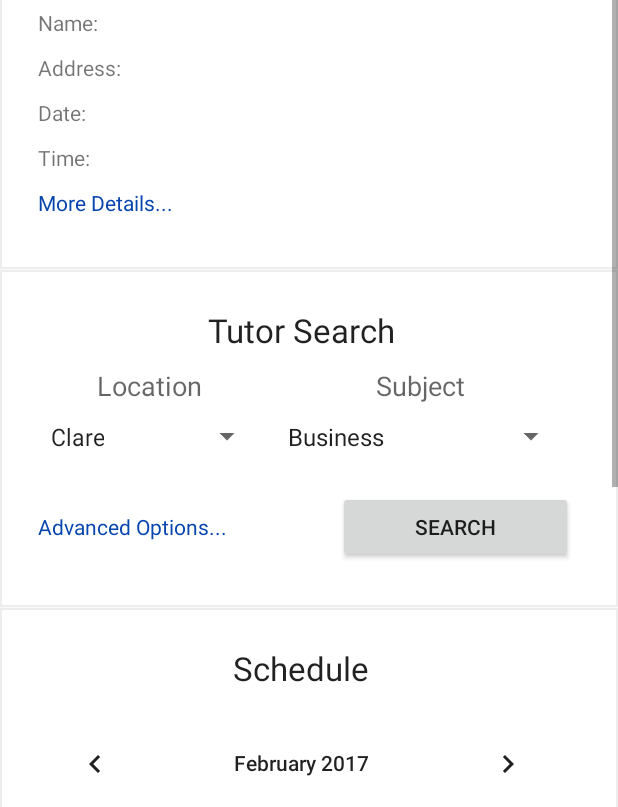
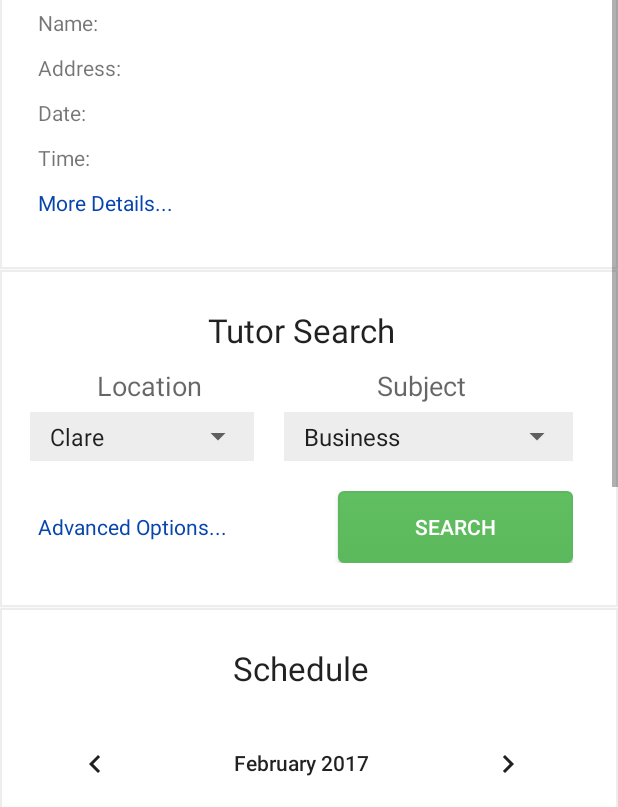
Before and after one commit to gerrity95/Grinds_App, an Android app: the Homescreen screen opened directly, with no data from a screen before it, on a phone screen of 412 x 824 dp, the part 429-1236 px from its top. Run offline under Robolectric (Android 15) with nearby library versions, the phone set to English and light mode, and no system bars; our stand-ins replace ButterKnife.

Commit message:
Updated the Spinners, and layout of advanced search

```diff
--- a/app/src/main/res/layout/activity_advanced_search.xml
+++ b/app/src/main/res/layout/activity_advanced_search.xml
@@ -115,7 +115,8 @@
                     android:paddingTop="5dp"
                     android:paddingBottom="10dp"
                     android:paddingLeft="15dp"
-                    android:textSize="20sp" />
+                    android:textSize="20sp"
+                    android:gravity="center_vertical" />
 
             </LinearLayout>
 
--- a/app/src/main/res/layout/activity_homescreen.xml
+++ b/app/src/main/res/layout/activity_homescreen.xml
@@ -172,8 +172,15 @@
                         android:text="@string/loc_spinner_title"
                         android:id="@+id/LocationSearchHeading"
                         android:textAlignment="center"
-                        android:layout_marginBottom="5dp" />
+                        android:layout_marginBottom="5dp"
+                        />
 
+
+                    <RelativeLayout
+                        android:layout_width="match_parent"
+                        android:layout_height="wrap_content"
+                        android:background="#ededed"
+                        android:layout_marginRight="10dp">
                     <Spinner
                         android:layout_width="wrap_content"
                         android:layout_height="wrap_content"
@@ -181,7 +188,12 @@
                         android:entries="@array/locations"
                         android:prompt="@string/location_prompt"
                         android:padding="5dp"
-                        android:textAlignment="center" />
+                        android:spinnerMode="dropdown" />
+
+                    </RelativeLayout>
+
+
+
                 </LinearLayout>
 
                 <LinearLayout
@@ -199,6 +211,12 @@
                         android:textAlignment="center"
                         android:layout_marginBottom="5dp" />
 
+                    <RelativeLayout
+                        android:layout_width="match_parent"
+                        android:layout_height="wrap_content"
+                        android:background="#ededed"
+                        android:layout_marginLeft="10dp">
+
                     <Spinner
                         android:layout_width="wrap_content"
                         android:layout_height="wrap_content"
@@ -206,7 +224,9 @@
                         android:entries="@array/subjects"
                         android:prompt="@string/subject_prompt"
                         android:padding="5dp"
-                        android:textAlignment="center" />
+                        android:spinnerMode="dropdown" />
+
+                    </RelativeLayout>
 
                 </LinearLayout>
 
@@ -240,7 +260,9 @@
                     android:id="@+id/tSearchButton"
                     android:layout_weight="1"
                     android:padding="5dp"
-                    android:paddingTop="10dp" />
+                    android:paddingTop="10dp"
+                    android:background="@drawable/green_button"
+                    android:textColor="#FFFFFF" />
 
             </LinearLayout>
         </LinearLayout>
```
Also changed, not shown: app/src/main/res/drawable/spinner_background.xml (added, +25 -0 lines), app/src/main/res/drawable-hdpi/spinnerlayout.png (added), app/src/main/res/drawable-mdpi/spinnerlayout.png (added), app/src/main/res/drawable-xhdpi/spinnerlayout.png (added), app/src/main/res/drawable-xxhdpi/spinnerlayout.png (added), app/src/main/res/drawable/spinnerview.png (added).
